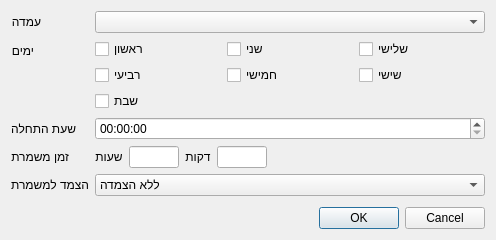
Before: the Qt Designer form ui/ShiftDialog.ui in omertal88/shavzak, drawn with Qt 5.
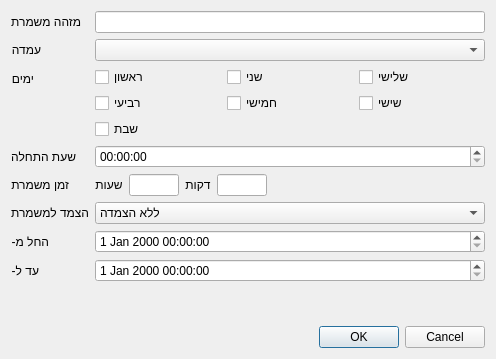
After: the same form once the commit is applied.

What changed in the file:
```diff
--- a/ui/ShiftDialog.ui
+++ b/ui/ShiftDialog.ui
@@ -7,7 +7,7 @@
     <x>0</x>
     <y>0</y>
     <width>496</width>
-    <height>240</height>
+    <height>359</height>
    </rect>
   </property>
   <property name="windowTitle">
@@ -16,24 +16,24 @@
   <layout class="QVBoxLayout" name="verticalLayout">
    <item>
     <layout class="QFormLayout" name="formLayout">
-     <item row="0" column="0">
+     <item row="1" column="0">
       <widget class="QLabel" name="label_4">
        <property name="text">
         <string>עמדה</string>
        </property>
       </widget>
      </item>
-     <item row="0" column="1">
+     <item row="1" column="1">
       <widget class="QComboBox" name="positionCombo"/>
      </item>
-     <item row="1" column="0">
+     <item row="2" column="0">
       <widget class="QLabel" name="label">
        <property name="text">
         <string>ימים</string>
        </property>
       </widget>
      </item>
-     <item row="1" column="1">
+     <item row="2" column="1">
       <layout class="QGridLayout" name="gridLayout">
        <item row="0" column="0">
         <widget class="QCheckBox" name="sundayCheck">
@@ -86,24 +86,24 @@
        </item>
       </layout>
      </item>
-     <item row="2" column="0">
+     <item row="3" column="0">
       <widget class="QLabel" name="label_2">
        <property name="text">
         <string>שעת התחלה</string>
        </property>
       </widget>
      </item>
-     <item row="2" column="1">
+     <item row="3" column="1">
       <widget class="QTimeEdit" name="fromTime"/>
      </item>
-     <item row="3" column="0">
+     <item row="4" column="0">
       <widget class="QLabel" name="label_3">
        <property name="text">
         <string>זמן משמרת</string>
        </property>
       </widget>
      </item>
-     <item row="3" column="1">
+     <item row="4" column="1">
       <layout class="QHBoxLayout" name="horizontalLayout">
        <item>
         <widget class="QLabel" name="label_5">
@@ -172,14 +172,14 @@
        </item>
       </layout>
      </item>
-     <item row="4" column="0">
+     <item row="5" column="0">
       <widget class="QLabel" name="label_7">
        <property name="text">
         <string>הצמד למשמרת</string>
        </property>
       </widget>
      </item>
-     <item row="4" column="1">
+     <item row="5" column="1">
       <widget class="QComboBox" name="stickToShiftCombo">
        <item>
         <property name="text">
@@ -188,6 +188,40 @@
        </item>
       </widget>
      </item>
+     <item row="6" column="0">
+      <widget class="QLabel" name="label_8">
+       <property name="text">
+        <string>החל מ-</string>
+       </property>
+      </widget>
+     </item>
+     <item row="7" column="0">
+      <widget class="QLabel" name="label_9">
+       <property name="text">
+        <string>עד ל-</string>
+       </property>
+      </widget>
+     </item>
+     <item row="6" column="1">
+      <widget class="QDateTimeEdit" name="validFromDatetime"/>
+     </item>
+     <item row="7" column="1">
+      <widget class="QDateTimeEdit" name="validUntilDatetime"/>
+     </item>
+     <item row="0" column="0">
+      <widget class="QLabel" name="label_10">
+       <property name="text">
+        <string>מזהה משמרת</string>
+       </property>
+      </widget>
+     </item>
+     <item row="0" column="1">
+      <widget class="QLineEdit" name="uidEdit">
+       <property name="readOnly">
+        <bool>true</bool>
+       </property>
+      </widget>
+     </item>
     </layout>
    </item>
    <item>
```
Left out of the diff: 4 changed lines with no effect on the pictures.
